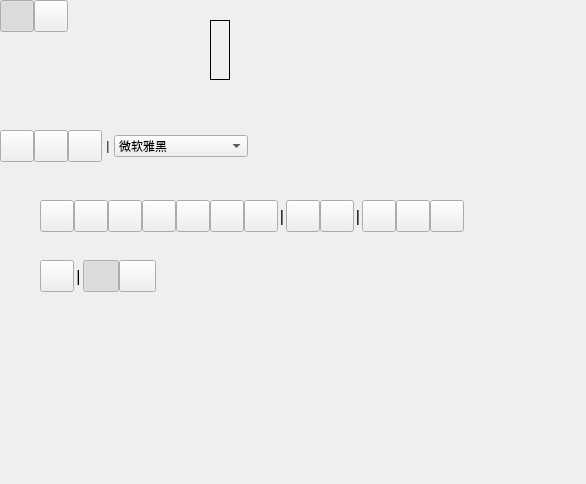
Before: the Qt Designer form MainWindow.ui in xland/ScreenCapture, drawn with Qt 5.
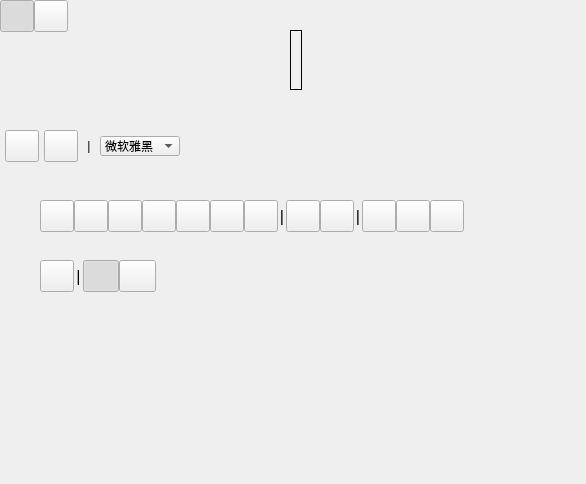
After: the same form once the commit is applied.

What changed in the file:
```diff
--- a/MainWindow.ui
+++ b/MainWindow.ui
@@ -1051,33 +1051,12 @@
      </property>
     </layout>
    </widget>
-   <widget class="QLineEdit" name="lineEdit">
-    <property name="geometry">
-     <rect>
-      <x>210</x>
-      <y>20</y>
-      <width>20</width>
-      <height>60</height>
-     </rect>
-    </property>
-    <property name="font">
-     <font>
-      <pointsize>32</pointsize>
-     </font>
-    </property>
-    <property name="styleSheet">
-     <string notr="true">border:1px solid #000;background:transparent;color:red;text-align:center;</string>
-    </property>
-    <property name="alignment">
-     <set>Qt::AlignCenter</set>
-    </property>
-   </widget>
    <widget class="QWidget" name="toolText" native="true">
     <property name="geometry">
      <rect>
       <x>0</x>
       <y>130</y>
-      <width>260</width>
+      <width>200</width>
       <height>32</height>
      </rect>
     </property>
@@ -1089,13 +1068,13 @@
     </property>
     <property name="minimumSize">
      <size>
-      <width>260</width>
+      <width>200</width>
       <height>32</height>
      </size>
     </property>
     <property name="maximumSize">
      <size>
-      <width>260</width>
+      <width>200</width>
       <height>32</height>
      </size>
     </property>
@@ -1186,40 +1165,6 @@
        </property>
       </widget>
      </item>
-     <item>
-      <widget class="QPushButton" name="btnTextDot">
-       <property name="sizePolicy">
-        <sizepolicy hsizetype="Preferred" vsizetype="Preferred">
-         <horstretch>0</horstretch>
-         <verstretch>0</verstretch>
-        </sizepolicy>
-       </property>
-       <property name="minimumSize">
-        <size>
-         <width>34</width>
-         <height>0</height>
-        </size>
-       </property>
-       <property name="maximumSize">
-        <size>
-         <width>34</width>
-         <height>16777215</height>
-        </size>
-       </property>
-       <property name="cursor">
-        <cursorShape>PointingHandCursor</cursorShape>
-       </property>
-       <property name="text">
-        <string/>
-       </property>
-       <property name="checkable">
-        <bool>true</bool>
-       </property>
-       <property name="autoExclusive">
-        <bool>false</bool>
-       </property>
-      </widget>
-     </item>
      <item>
       <widget class="QLabel" name="label_4">
        <property name="minimumSize">
@@ -1244,6 +1189,21 @@
      </item>
      <item>
       <widget class="QComboBox" name="comboBox">
+       <property name="minimumSize">
+        <size>
+         <width>80</width>
+         <height>20</height>
+        </size>
+       </property>
+       <property name="maximumSize">
+        <size>
+         <width>80</width>
+         <height>20</height>
+        </size>
+       </property>
+       <property name="cursor">
+        <cursorShape>PointingHandCursor</cursorShape>
+       </property>
        <property name="currentIndex">
         <number>0</number>
        </property>
@@ -1261,6 +1221,51 @@
      </item>
     </layout>
    </widget>
+   <widget class="QTextEdit" name="textInput">
+    <property name="geometry">
+     <rect>
+      <x>290</x>
+      <y>30</y>
+      <width>12</width>
+      <height>60</height>
+     </rect>
+    </property>
+    <property name="sizePolicy">
+     <sizepolicy hsizetype="Preferred" vsizetype="Preferred">
+      <horstretch>0</horstretch>
+      <verstretch>0</verstretch>
+     </sizepolicy>
+    </property>
+    <property name="font">
+     <font>
+      <pointsize>28</pointsize>
+     </font>
+    </property>
+    <property name="styleSheet">
+     <string notr="true">background:transparent;border:1px solid #000;</string>
+    </property>
+    <property name="frameShape">
+     <enum>QFrame::NoFrame</enum>
+    </property>
+    <property name="frameShadow">
+     <enum>QFrame::Plain</enum>
+    </property>
+    <property name="verticalScrollBarPolicy">
+     <enum>Qt::ScrollBarAlwaysOff</enum>
+    </property>
+    <property name="horizontalScrollBarPolicy">
+     <enum>Qt::ScrollBarAlwaysOff</enum>
+    </property>
+    <property name="sizeAdjustPolicy">
+     <enum>QAbstractScrollArea::AdjustIgnored</enum>
+    </property>
+    <property name="lineWrapMode">
+     <enum>QTextEdit::NoWrap</enum>
+    </property>
+    <property name="acceptRichText">
+     <bool>false</bool>
+    </property>
+   </widget>
   </widget>
  </widget>
  <resources/>
```
